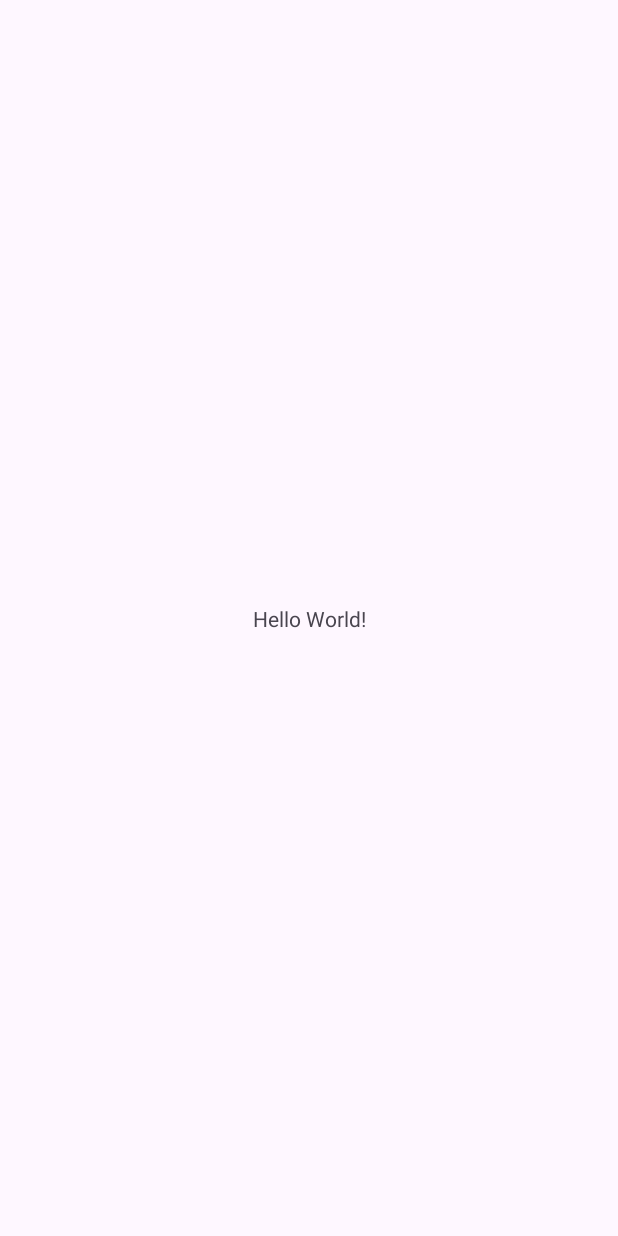
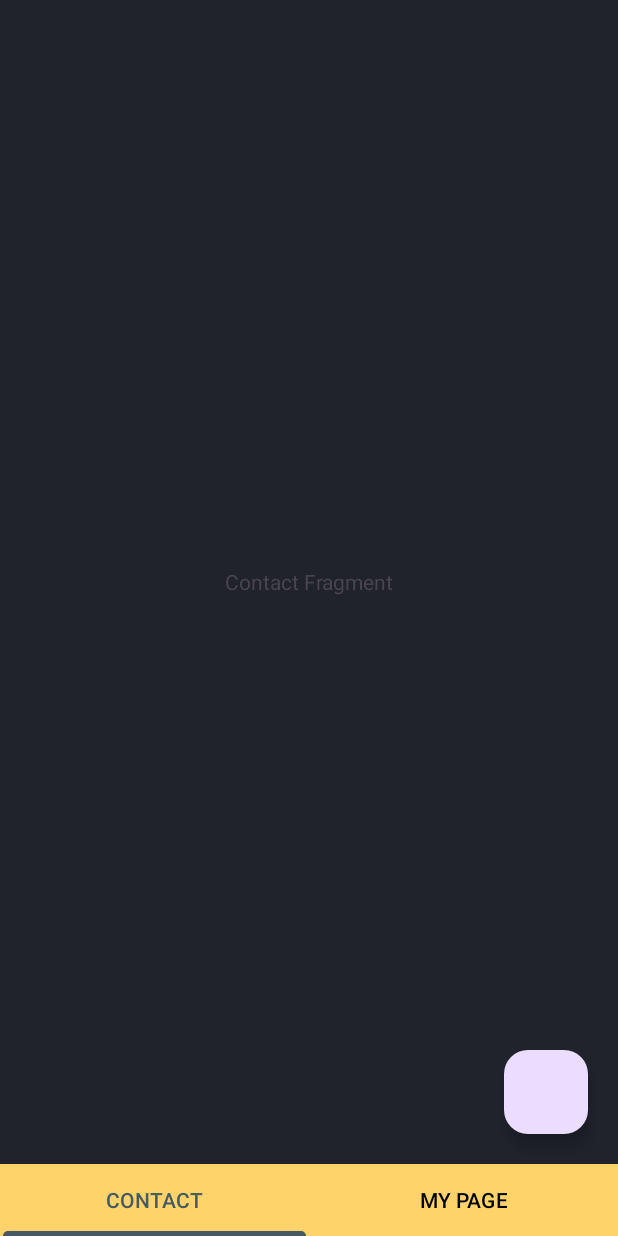
Before and after one commit to Team18Contact/ContactApp, an Android app: the screen it shows after launch (MainActivity), on a phone screen of 412 x 824 dp. Before the commit the screen is almost empty. Run offline under Robolectric (Android 15) with nearby library versions, the phone set to English and light mode, and no system bars.

Commit message:
FEATURE: TabLayout X ViewPager2 연결

```diff
--- a/app/build.gradle
+++ b/app/build.gradle
@@ -30,14 +30,18 @@ android {
     kotlinOptions {
         jvmTarget = '1.8'
     }
+
+    viewBinding {
+        enabled = true
+    }
 }
 
 dependencies {
-
     implementation 'androidx.core:core-ktx:1.8.0'
     implementation 'androidx.appcompat:appcompat:1.6.1'
     implementation 'com.google.android.material:material:1.5.0'
     implementation 'androidx.constraintlayout:constraintlayout:2.1.4'
+    implementation 'androidx.viewpager2:viewpager2:1.0.0'
     testImplementation 'junit:junit:4.13.2'
     androidTestImplementation 'androidx.test.ext:junit:1.1.5'
     androidTestImplementation 'androidx.test.espresso:espresso-core:3.5.1'
--- a/app/src/main/AndroidManifest.xml
+++ b/app/src/main/AndroidManifest.xml
@@ -13,7 +13,7 @@
         android:theme="@style/Theme.ContactApp"
         tools:targetApi="31">
         <activity
-            android:name=".MainActivity"
+            android:name=".main.MainActivity"
             android:exported="true">
             <intent-filter>
                 <action android:name="android.intent.action.MAIN" />
--- a/app/src/main/java/com/example/contactapp/MainActivity.kt
+++ /dev/null
@@ -1,11 +0,0 @@
-package com.example.contactapp
-
-import androidx.appcompat.app.AppCompatActivity
-import android.os.Bundle
-
-class MainActivity : AppCompatActivity() {
-    override fun onCreate(savedInstanceState: Bundle?) {
-        super.onCreate(savedInstanceState)
-        setContentView(R.layout.activity_main)
-    }
-}
--- /dev/null
+++ b/app/src/main/java/com/example/contactapp/contact/ContactListFragment.kt
@@ -0,0 +1,33 @@
+package com.example.contactapp.contact
+
+import android.os.Bundle
+import androidx.fragment.app.Fragment
+import android.view.LayoutInflater
+import android.view.View
+import android.view.ViewGroup
+import com.example.contactapp.databinding.FragmentContactListBinding
+
+class ContactListFragment : Fragment() {
+    private var _binding: FragmentContactListBinding? = null
+    private val binding get() = _binding!!
+
+    override fun onCreateView(
+        inflater: LayoutInflater, container: ViewGroup?, savedInstanceState: Bundle?): View? {
+        _binding = FragmentContactListBinding.inflate(inflater, container, false)
+        return binding.root
+    }
+
+    override fun onViewCreated(view: View, savedInstanceState: Bundle?) {
+        super.onViewCreated(view, savedInstanceState)
+        initView()
+    }
+
+    private fun initView() = with(binding) {
+
+    }
+
+    override fun onDestroyView() {
+        super.onDestroyView()
+        _binding = null //구글 권장 메모리 누수 방지
+    }
+}
--- /dev/null
+++ b/app/src/main/java/com/example/contactapp/main/MainActivity.kt
@@ -0,0 +1,32 @@
+package com.example.contactapp.main
+
+import androidx.appcompat.app.AppCompatActivity
+import android.os.Bundle
+import com.example.contactapp.databinding.ActivityMainBinding
+import com.google.android.material.tabs.TabLayoutMediator
+
+class MainActivity : AppCompatActivity() {
+    private lateinit var binding: ActivityMainBinding
+    private val viewPager2Adapter by lazy {
+        MainViewPagerAdapter(this@MainActivity)
+    }
+
+    override fun onCreate(savedInstanceState: Bundle?) {
+        super.onCreate(savedInstanceState)
+        binding = ActivityMainBinding.inflate(layoutInflater)
+        setContentView(binding.root)
+
+        initView()
+    }
+
+    private fun initView() = with(binding) {
+        viewPager2.adapter = viewPager2Adapter
+        TabLayoutMediator(tabLayout, viewPager2) { tab, pos ->
+            tab.setText(viewPager2Adapter.getTitle(pos))
+        }.attach()
+
+        btnFab.setOnClickListener { //fab 클릭 리스너
+            //add contact dialog
+        }
+    }
+}
--- /dev/null
+++ b/app/src/main/java/com/example/contactapp/main/MainTabs.kt
@@ -0,0 +1,8 @@
+package com.example.contactapp.main
+
+import androidx.fragment.app.Fragment
+
+data class MainTabs(
+    val fragment: Fragment,
+    val title: Int
+)
--- /dev/null
+++ b/app/src/main/java/com/example/contactapp/main/MainViewPagerAdapter.kt
@@ -0,0 +1,27 @@
+package com.example.contactapp.main
+
+import androidx.fragment.app.Fragment
+import androidx.fragment.app.FragmentActivity
+import androidx.viewpager2.adapter.FragmentStateAdapter
+import com.example.contactapp.R
+import com.example.contactapp.contact.ContactListFragment
+import com.example.contactapp.detail.DetailFragment
+
+class MainViewPagerAdapter(fragmentActivity: FragmentActivity): FragmentStateAdapter(fragmentActivity) {
+    private var fragments: ArrayList<MainTabs> = ArrayList()
+
+    init {
+        fragments.add(MainTabs(ContactListFragment(), R.string.main_tab_title_contact))
+        fragments.add(MainTabs(DetailFragment(), R.string.main_tab_title_mypage))
+    }
+
+    fun getTitle(position: Int): Int {
+        return fragments[position].title
+    }
+
+    override fun getItemCount(): Int = fragments.size
+
+    override fun createFragment(position: Int): Fragment {
+        return fragments[position].fragment
+    }
+}
--- a/app/src/main/res/layout/activity_main.xml
+++ b/app/src/main/res/layout/activity_main.xml
@@ -4,15 +4,39 @@
     xmlns:tools="http://schemas.android.com/tools"
     android:layout_width="match_parent"
     android:layout_height="match_parent"
-    tools:context=".MainActivity">
+    android:background="@color/contact_black"
+    tools:context=".main.MainActivity">
 
-    <TextView
-        android:layout_width="wrap_content"
-        android:layout_height="wrap_content"
-        android:text="Hello World!"
-        app:layout_constraintBottom_toBottomOf="parent"
+    <androidx.viewpager2.widget.ViewPager2
+        android:id="@+id/viewPager2"
+        android:layout_width="match_parent"
+        android:layout_height="0dp"
+        app:layout_constraintBottom_toTopOf="@id/tabLayout"
         app:layout_constraintEnd_toEndOf="parent"
         app:layout_constraintStart_toStartOf="parent"
         app:layout_constraintTop_toTopOf="parent" />
 
+    <com.google.android.material.tabs.TabLayout
+        android:id="@+id/tabLayout"
+        android:layout_width="match_parent"
+        android:layout_height="wrap_content"
+        android:background="@color/contact_yellow"
+        app:layout_constraintBottom_toBottomOf="parent"
+        app:layout_constraintEnd_toEndOf="parent"
+        app:layout_constraintStart_toStartOf="parent"
+        app:layout_constraintTop_toBottomOf="@id/viewPager2"
+        app:tabIndicatorColor="@color/contact_darkGray"
+        app:tabIndicatorFullWidth="true"
+        app:tabSelectedTextColor="@color/contact_darkGray"
+        app:tabTextColor="@color/black" />
+
+    <com.google.android.material.floatingactionbutton.FloatingActionButton
+        android:id="@+id/btn_fab"
+        android:layout_width="wrap_content"
+        android:layout_height="wrap_content"
+        android:layout_margin="20dp"
+        android:contentDescription="@string/main_fab_btn_description"
+        app:layout_constraintBottom_toTopOf="@id/tabLayout"
+        app:layout_constraintEnd_toEndOf="parent" />
+
 </androidx.constraintlayout.widget.ConstraintLayout>
--- /dev/null
+++ b/app/src/main/res/layout/fragment_contact_list.xml
@@ -0,0 +1,15 @@
+<?xml version="1.0" encoding="utf-8"?>
+<FrameLayout xmlns:android="http://schemas.android.com/apk/res/android"
+    xmlns:tools="http://schemas.android.com/tools"
+    android:layout_width="match_parent"
+    android:layout_height="match_parent"
+    tools:context=".contact.ContactListFragment">
+
+    <!-- TODO: Update blank fragment layout -->
+    <TextView
+        android:layout_width="match_parent"
+        android:layout_height="match_parent"
+        android:text="Contact Fragment"
+        android:gravity="center"/>
+
+</FrameLayout>
--- a/app/src/main/res/values/colors.xml
+++ b/app/src/main/res/values/colors.xml
@@ -2,4 +2,7 @@
 <resources>
     <color name="black">#FF000000</color>
     <color name="white">#FFFFFFFF</color>
+    <color name="contact_yellow">#FFFED36A</color>
+    <color name="contact_darkGray">#FF455A64</color>
+    <color name="contact_black">#FF20222C</color>
 </resources>
--- a/app/src/main/res/values/strings.xml
+++ b/app/src/main/res/values/strings.xml
@@ -1,3 +1,7 @@
 <resources>
     <string name="app_name">ContactApp</string>
+
+    <string name="main_fab_btn_description">FabBtn to add contact</string>
+    <string name="main_tab_title_contact">CONTACT</string>
+    <string name="main_tab_title_mypage">MY PAGE</string>
 </resources>
```
Also changed, not shown: app/src/main/java/com/example/contactapp/detail/DetailFragment.kt (added, +33 -0 lines), app/src/main/res/drawable/ic_add_contact.xml (added, +9 -0 lines), app/src/main/res/layout/fragment_detail.xml (added, +15 -0 lines).
